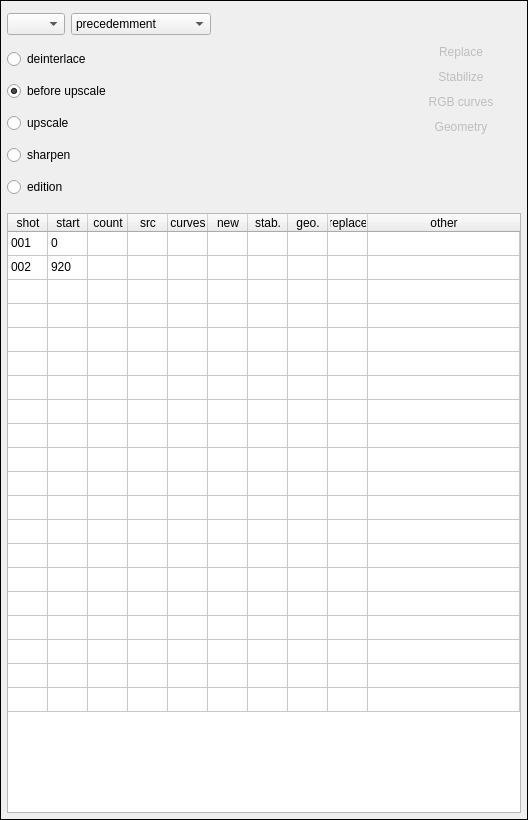
Above: tools/views/ui/ui_widget_selection.ui from JepEtau/mco before the change. Below: the same form after it.
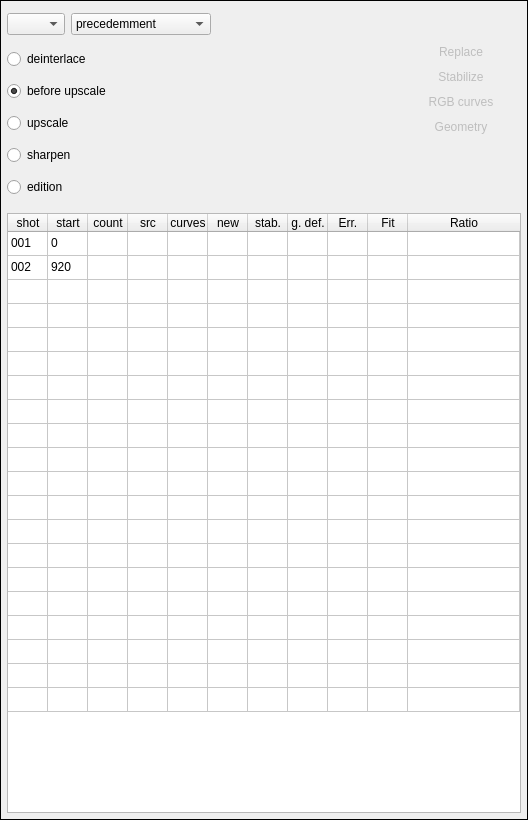
That is the form after the change. Icons and pictures are not drawn. Custom widgets are drawn as their Qt base class.

Commit message: video editor: - corrections - added modification flag in selection widget

Diff of the .ui file:
```diff
--- a/tools/views/ui/ui_widget_selection.ui
+++ b/tools/views/ui/ui_widget_selection.ui
@@ -468,7 +468,7 @@
          <number>20</number>
         </property>
         <property name="columnCount">
-         <number>10</number>
+         <number>11</number>
         </property>
         <attribute name="horizontalHeaderVisible">
          <bool>true</bool>
@@ -565,17 +565,22 @@
         </column>
         <column>
          <property name="text">
-          <string>geo.</string>
+          <string>g. def.</string>
          </property>
         </column>
         <column>
          <property name="text">
-          <string>replace</string>
+          <string>Err.</string>
          </property>
         </column>
         <column>
          <property name="text">
-          <string>other</string>
+          <string>Fit</string>
+         </property>
+        </column>
+        <column>
+         <property name="text">
+          <string>Ratio</string>
          </property>
         </column>
         <item row="0" column="0">
```
The commit also changes 12 other files.
